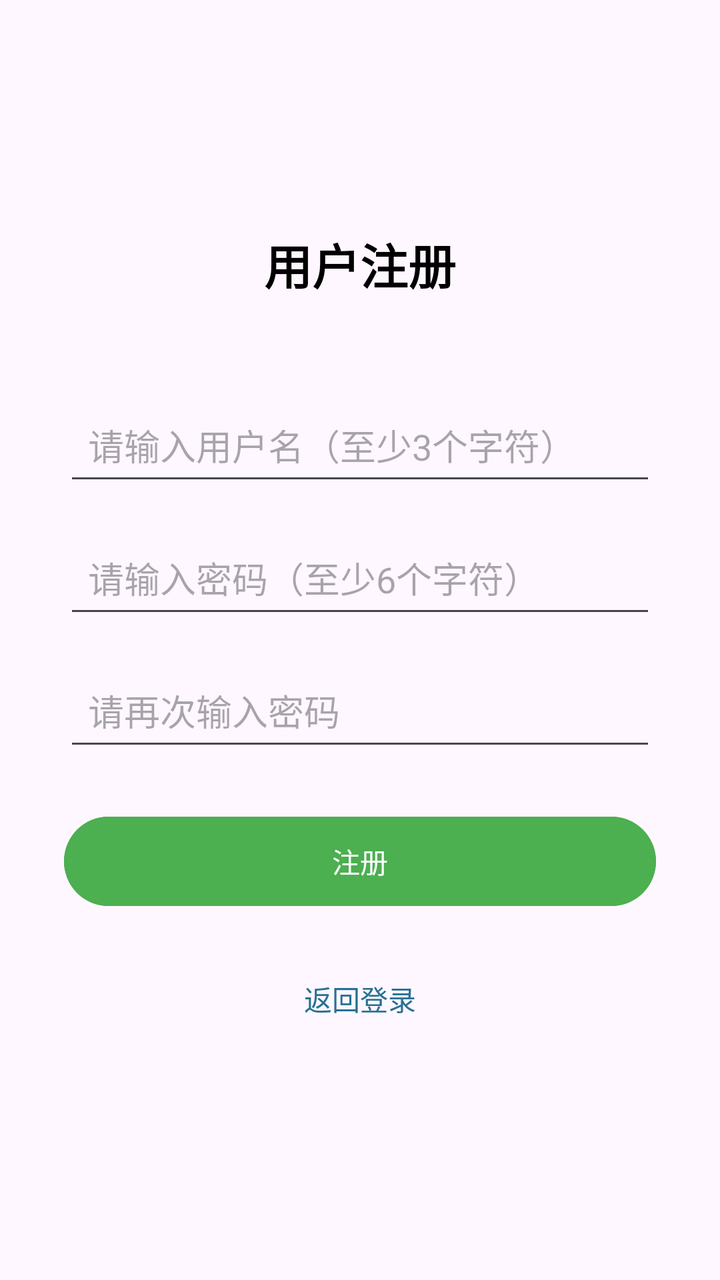
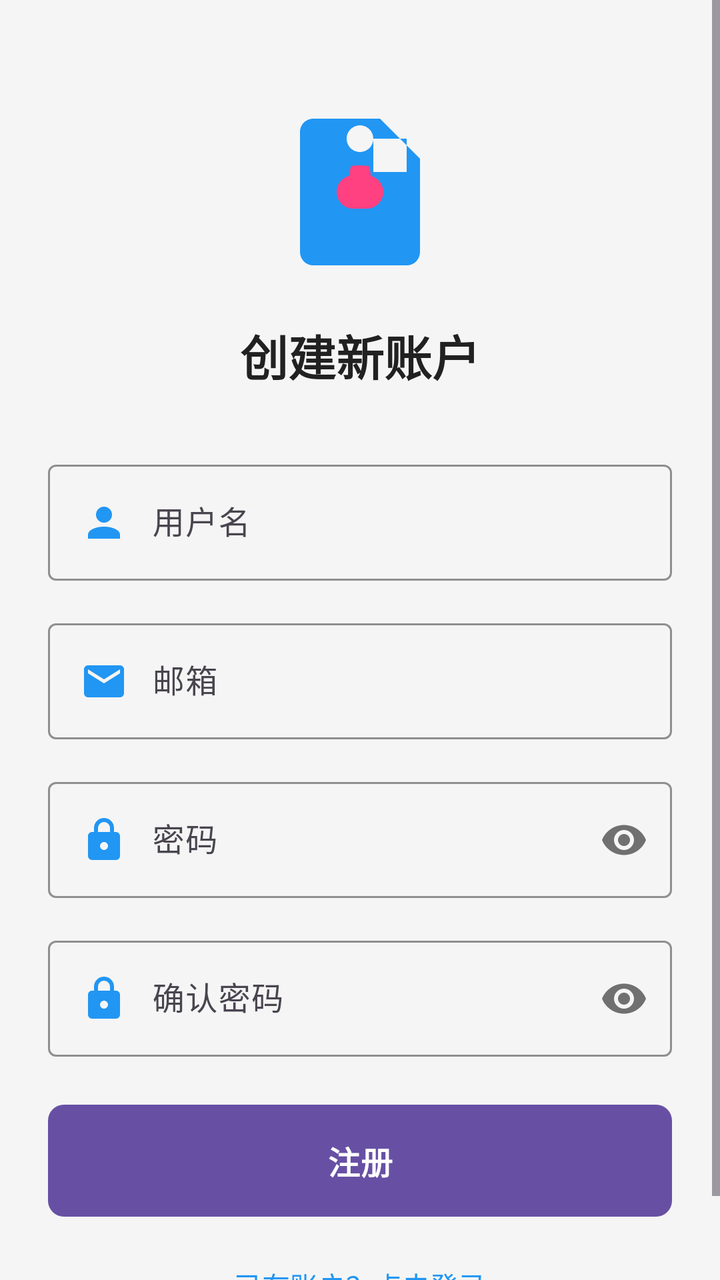

Before-and-after screenshots of an Android layout around one commit, followed by the original layout XML and the change that was made.
<!-- AndroidManifest.xml: application theme Theme.CourseDesign -->
<!-- res/layout/activity_register.xml -->
<?xml version="1.0" encoding="utf-8"?>
<LinearLayout xmlns:android="http://schemas.android.com/apk/res/android"
    android:layout_width="match_parent"
    android:layout_height="match_parent"
    android:orientation="vertical"
    android:padding="32dp"
    android:gravity="center">

    
    <TextView
        android:layout_width="wrap_content"
        android:layout_height="wrap_content"
        android:text="用户注册"
        android:textSize="24sp"
        android:textStyle="bold"
        android:layout_marginBottom="48dp"
        android:textColor="@android:color/black" />

    
    <EditText
        android:id="@+id/editTextRegUsername"
        android:layout_width="match_parent"
        android:layout_height="wrap_content"
        android:hint="请输入用户名（至少3个字符）"
        android:inputType="text"
        android:layout_marginBottom="16dp"
        android:padding="12dp" />

    
    <EditText
        android:id="@+id/editTextRegPassword"
        android:layout_width="match_parent"
        android:layout_height="wrap_content"
        android:hint="请输入密码（至少6个字符）"
        android:inputType="textPassword"
        android:layout_marginBottom="16dp"
        android:padding="12dp" />

    
    <EditText
        android:id="@+id/editTextConfirmPassword"
        android:layout_width="match_parent"
        android:layout_height="wrap_content"
        android:hint="请再次输入密码"
        android:inputType="textPassword"
        android:layout_marginBottom="24dp"
        android:padding="12dp" />

    
    <Button
        android:id="@+id/buttonRegister"
        android:layout_width="match_parent"
        android:layout_height="wrap_content"
        android:text="注册"
        android:layout_marginBottom="16dp"
        android:padding="12dp"
        android:backgroundTint="#4CAF50" />

    
    <Button
        android:id="@+id/buttonBackToLogin"
        android:layout_width="match_parent"
        android:layout_height="wrap_content"
        android:text="返回登录"
        android:padding="12dp"
        style="@style/Widget.AppCompat.Button.Borderless"
        android:textColor="#287193" />

</LinearLayout>
<!-- resources referenced by this layout -->
<resources>
  <style name="Theme.CourseDesign" parent="Base.Theme.CourseDesign" />
  <style name="Base.Theme.CourseDesign" parent="Theme.Material3.DayNight.NoActionBar">
          
          
      </style>
</resources>

<!-- the commit's change to res/layout/activity_register.xml (unified diff, before → after) -->
@@ -1,69 +1,125 @@
 <?xml version="1.0" encoding="utf-8"?>
-<LinearLayout xmlns:android="http://schemas.android.com/apk/res/android"
+<ScrollView xmlns:android="http://schemas.android.com/apk/res/android"
+    xmlns:app="http://schemas.android.com/apk/res-auto"
     android:layout_width="match_parent"
     android:layout_height="match_parent"
-    android:orientation="vertical"
-    android:padding="32dp"
-    android:gravity="center">
+    android:background="@color/background_light">
 
-    
-    <TextView
-        android:layout_width="wrap_content"
-        android:layout_height="wrap_content"
-        android:text="用户注册"
-        android:textSize="24sp"
-        android:textStyle="bold"
-        android:layout_marginBottom="48dp"
-        android:textColor="@android:color/black" />
-
-    
-    <EditText
-        android:id="@+id/editTextRegUsername"
+    <LinearLayout
         android:layout_width="match_parent"
         android:layout_height="wrap_content"
-        android:hint="请输入用户名（至少3个字符）"
-        android:inputType="text"
-        android:layout_marginBottom="16dp"
-        android:padding="12dp" />
+        android:orientation="vertical"
+        android:padding="24dp">
 
-    
-    <EditText
-        android:id="@+id/editTextRegPassword"
-        android:layout_width="match_parent"
-        android:layout_height="wrap_content"
-        android:hint="请输入密码（至少6个字符）"
-        android:inputType="textPassword"
-        android:layout_marginBottom="16dp"
-        android:padding="12dp" />
+        <ImageView
+            android:layout_width="80dp"
+            android:layout_height="80dp"
+            android:src="@drawable/ic_app_logo"
+            android:layout_gravity="center"
+            android:layout_marginTop="32dp"
+            android:layout_marginBottom="24dp"
+            android:contentDescription="App Logo" />
 
-    
-    <EditText
-        android:id="@+id/editTextConfirmPassword"
-        android:layout_width="match_parent"
-        android:layout_height="wrap_content"
-        android:hint="请再次输入密码"
-        android:inputType="textPassword"
-        android:layout_marginBottom="24dp"
-        android:padding="12dp" />
+        <TextView
+            android:layout_width="wrap_content"
+            android:layout_height="wrap_content"
+            android:text="创建新账户"
+            android:textSize="24sp"
+            android:textStyle="bold"
+            android:textColor="@color/primary_text"
+            android:layout_gravity="center"
+            android:layout_marginBottom="32dp" />
 
-    
-    <Button
-        android:id="@+id/buttonRegister"
-        android:layout_width="match_parent"
-        android:layout_height="wrap_content"
-        android:text="注册"
-        android:layout_marginBottom="16dp"
-        android:padding="12dp"
-        android:backgroundTint="#4CAF50" />
+        <com.google.android.material.textfield.TextInputLayout
+            android:layout_width="match_parent"
+            android:layout_height="wrap_content"
+            android:layout_marginBottom="16dp"
+            app:boxStrokeColor="@color/primary_color"
+            app:hintTextColor="@color/primary_color">
 
-    
-    <Button
-        android:id="@+id/buttonBackToLogin"
-        android:layout_width="match_parent"
-        android:layout_height="wrap_content"
-        android:text="返回登录"
-        android:padding="12dp"
-        style="@style/Widget.AppCompat.Button.Borderless"
-        android:textColor="#287193" />
+            <com.google.android.material.textfield.TextInputEditText
+                android:id="@+id/etUsername"
+                android:layout_width="match_parent"
+                android:layout_height="wrap_content"
+                android:hint="用户名"
+                android:inputType="text"
+                android:drawableStart="@drawable/ic_person"
+                android:drawablePadding="12dp" />
+        </com.google.android.material.textfield.TextInputLayout>
 
-</LinearLayout>
+        <com.google.android.material.textfield.TextInputLayout
+            android:layout_width="match_parent"
+            android:layout_height="wrap_content"
+            android:layout_marginBottom="16dp"
+            app:boxStrokeColor="@color/primary_color"
+            app:hintTextColor="@color/primary_color">
+
+            <com.google.android.material.textfield.TextInputEditText
+                android:id="@+id/etEmail"
+                android:layout_width="match_parent"
+                android:layout_height="wrap_content"
+                android:hint="邮箱"
+                android:inputType="textEmailAddress"
+                android:drawableStart="@drawable/ic_email"
+                android:drawablePadding="12dp" />
+        </com.google.android.material.textfield.TextInputLayout>
+
+        <com.google.android.material.textfield.TextInputLayout
+            android:layout_width="match_parent"
+            android:layout_height="wrap_content"
+            android:layout_marginBottom="16dp"
+            app:boxStrokeColor="@color/primary_color"
+            app:hintTextColor="@color/primary_color"
+            app:passwordToggleEnabled="true">
+
+            <com.google.android.material.textfield.TextInputEditText
+                android:id="@+id/etPassword"
+                android:layout_width="match_parent"
+                android:layout_height="wrap_content"
+                android:hint="密码"
+                android:inputType="textPassword"
+                android:drawableStart="@drawable/ic_lock"
+                android:drawablePadding="12dp" />
+        </com.google.android.material.textfield.TextInputLayout>
+
+        <com.google.android.material.textfield.TextInputLayout
+            android:layout_width="match_parent"
+            android:layout_height="wrap_content"
+            android:layout_marginBottom="24dp"
+            app:boxStrokeColor="@color/primary_color"
+            app:hintTextColor="@color/primary_color"
+            app:passwordToggleEnabled="true">
+
+            <com.google.android.material.textfield.TextInputEditText
+                android:id="@+id/etConfirmPassword"
+                android:layout_width="match_parent"
+                android:layout_height="wrap_content"
+                android:hint="确认密码"
+                android:inputType="textPassword"
+                android:drawableStart="@drawable/ic_lock"
+                android:drawablePadding="12dp" />
+        </com.google.android.material.textfield.TextInputLayout>
+
+        <Button
+            android:id="@+id/btnRegister"
+            android:layout_width="match_parent"
+            android:layout_height="56dp"
+            android:text="注册"
+            android:textSize="16sp"
+            android:textStyle="bold"
+            android:background="@drawable/button_primary"
+            android:textColor="@android:color/white"
+            android:layout_marginBottom="16dp" />
+
+        <TextView
+            android:id="@+id/tvLogin"
+            android:layout_width="wrap_content"
+            android:layout_height="wrap_content"
+            android:text="已有账户？点击登录"
+            android:textColor="@color/primary_color"
+            android:textSize="14sp"
+            android:layout_gravity="center"
+            android:padding="8dp" />
+
+    </LinearLayout>
+</ScrollView>
<!-- resource entries referenced after the edit -->
@@ -1,6 +1,67 @@
 <!-- resources referenced by this layout -->
 <resources>
+  <color name="background_light">#F5F5F5</color>
+  <color name="primary_color">#2196F3</color>
+  <color name="primary_text">#212121</color>
+  <!-- drawable button_primary (drawable) -->
+  <?xml version="1.0" encoding="utf-8"?>
+  <shape xmlns:android="http://schemas.android.com/apk/res/android"
+      android:shape="rectangle">
+      <solid android:color="@color/primary_color" />
+      <corners android:radius="8dp" />
+      <stroke
+          android:width="0dp"
+          android:color="@color/primary_color" />
+  </shape>
+  <!-- drawable ic_app_logo (drawable) -->
+  <?xml version="1.0" encoding="utf-8"?>
+  <vector xmlns:android="http://schemas.android.com/apk/res/android"
+      android:width="120dp"
+      android:height="120dp"
+      android:viewportWidth="24"
+      android:viewportHeight="24">
+      <path
+          android:fillColor="@color/primary_color"
+          android:pathData="M12,2C13.1,2 14,2.9 14,4C14,5.1 13.1,6 12,6C10.9,6 10,5.1 10,4C10,2.9 10.9,2 12,2M21,9V7L15,1H5C3.89,1 3,1.89 3,3V21A2,2 0 0,0 5,23H19A2,2 0 0,0 21,21V9M19,9H14V4H19V9Z" />
+      <path
+          android:fillColor="@color/accent_color"
+          android:pathData="M12,8L10.67,8.09C10.26,9.33 10.26,10.67 10.67,11.91L12,12L13.33,11.91C13.74,10.67 13.74,9.33 13.33,8.09L12,8M8.5,12C8.5,13.38 9.62,14.5 11,14.5H13C14.38,14.5 15.5,13.38 15.5,12C15.5,10.62 14.38,9.5 13,9.5H11C9.62,9.5 8.5,10.62 8.5,12Z" />
+  </vector>
+  <!-- drawable ic_email (drawable) -->
+  <?xml version="1.0" encoding="utf-8"?>
+  <vector xmlns:android="http://schemas.android.com/apk/res/android"
+      android:width="24dp"
+      android:height="24dp"
+      android:viewportWidth="24"
+      android:viewportHeight="24">
+      <path
+          android:fillColor="@color/primary_color"
+          android:pathData="M20,8L12,13L4,8V6L12,11L20,6M20,4H4C2.89,4 2,4.89 2,6V18A2,2 0 0,0 4,20H20A2,2 0 0,0 22,18V6C22,4.89 21.1,4 20,4Z" />
+  </vector>
+  <!-- drawable ic_lock (drawable) -->
+  <?xml version="1.0" encoding="utf-8"?>
+  <vector xmlns:android="http://schemas.android.com/apk/res/android"
+      android:width="24dp"
+      android:height="24dp"
+      android:viewportWidth="24"
+      android:viewportHeight="24">
+      <path
+          android:fillColor="@color/primary_color"
+          android:pathData="M12,17A2,2 0 0,0 14,15C14,13.89 13.1,13 12,13A2,2 0 0,0 10,15A2,2 0 0,0 12,17M18,8A2,2 0 0,1 20,10V20A2,2 0 0,1 18,22H6A2,2 0 0,1 4,20V10C4,8.89 4.9,8 6,8H7V6A5,5 0 0,1 12,1A5,5 0 0,1 17,6V8H18M12,3A3,3 0 0,0 9,6V8H15V6A3,3 0 0,0 12,3Z" />
+  </vector>
+  <!-- drawable ic_person (drawable) -->
+  <?xml version="1.0" encoding="utf-8"?>
+  <vector xmlns:android="http://schemas.android.com/apk/res/android"
+      android:width="24dp"
+      android:height="24dp"
+      android:viewportWidth="24"
+      android:viewportHeight="24">
+      <path
+          android:fillColor="@color/primary_color"
+          android:pathData="M12,4A4,4 0 0,1 16,8A4,4 0 0,1 12,12A4,4 0 0,1 8,8A4,4 0 0,1 12,4M12,14C16.42,14 20,15.79 20,18V20H4V18C4,15.79 7.58,14 12,14Z" />
+  </vector>
   <style name="Theme.CourseDesign" parent="Base.Theme.CourseDesign" />
+  <color name="accent_color">#FF4081</color>
   <style name="Base.Theme.CourseDesign" parent="Theme.Material3.DayNight.NoActionBar">
           
           
